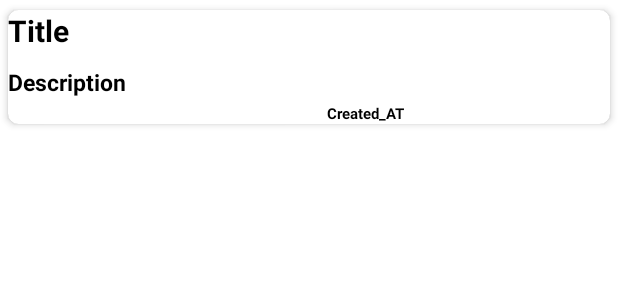
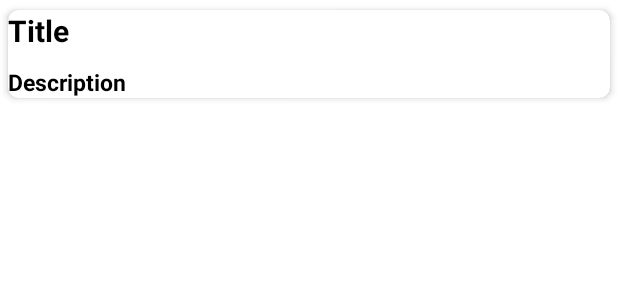
Before and after one commit to anjalisaxena1810/RoomDBwithTodo_App, an Android app: the layout layout_custom_view.xml on its own in the app's theme, with its tools: preview values and no code run, on a phone screen of 412 x 824 dp. Shown: the top 300 px of the screen. Run offline under Robolectric (Android 15) with nearby library versions, the phone set to English and light mode, and no system bars.

```diff
--- a/app/src/main/java/com/example/todousingroomdb/AppRecyclerviewAdapter.kt
+++ b/app/src/main/java/com/example/todousingroomdb/AppRecyclerviewAdapter.kt
@@ -22,7 +22,7 @@ class AppRecyclerviewAdapter(private val userList: List<User>,private val onItem
             val user = userList.get(position)
             holder.layoutCustomViewBinding.TitleView.text= user.Title
             holder.layoutCustomViewBinding.descriptionView.text= user.Description
-//            holder.layoutCustomViewBinding.time .text=student.CREATED_AT
+//            holder.layoutCustomViewBinding.time1 .text= user.CreateAt
 
 
             holder.itemView.setOnClickListener {
--- a/app/src/main/java/com/example/todousingroomdb/MainActivity.kt
+++ b/app/src/main/java/com/example/todousingroomdb/MainActivity.kt
@@ -43,7 +43,7 @@ class MainActivity : AppCompatActivity() {
 
 
 
-        binding.recyclerView.layoutManager = GridLayoutManager(this,2)
+        binding.recyclerView.layoutManager =LinearLayoutManager(this)
 
         viewModel.user.observe(this, Observer {
             val adapter = AppRecyclerviewAdapter(it, object:OnItemClickListener{
--- a/app/src/main/java/com/example/todousingroomdb/User.kt
+++ b/app/src/main/java/com/example/todousingroomdb/User.kt
@@ -13,10 +13,9 @@ data class User(
     @ColumnInfo(name ="TITLE")
     var Title:String,
     @ColumnInfo(name = "DESCRIPTION")
-    var Description:String,
+    var Description:String
 //    @ColumnInfo(name = "CREATED/MODIFIED_at")
-//    @TypeConverter(date?.toLong!)
-//     var date:String
+//   var  CreateAt : String
 
 
 
--- a/app/src/main/res/layout/activity_update.xml
+++ b/app/src/main/res/layout/activity_update.xml
@@ -80,7 +80,7 @@
 
 
             <TextView
-                android:id="@+id/textView13"
+                android:id="@+id/textView1"
                 android:layout_width="wrap_content"
                 android:layout_height="wrap_content"
                 android:text="Modified At: "
@@ -90,7 +90,7 @@
                 android:layout_marginLeft="10dp" />
 
             <DigitalClock
-                android:id="@+id/time"
+                android:id="@+id/time2"
                 android:layout_width="wrap_content"
                 android:layout_height="wrap_content"
                 android:layout_marginLeft="6dp"
--- a/app/src/main/res/layout/layout_custom_view.xml
+++ b/app/src/main/res/layout/layout_custom_view.xml
@@ -41,20 +41,21 @@
                 android:textStyle="bold"
                 android:textColor="@color/black"/>
 
-            .
 
-            <TextView
-                android:id="@+id/time"
-                android:layout_width="wrap_content"
-                android:layout_height="wrap_content"
-                android:layout_below="@+id/descriptionView"
-                android:layout_marginLeft="134dp"
-                android:layout_marginTop="3dp"
-                android:layout_toRightOf="@+id/descriptionView"
-                android:text="Created_AT"
-                android:textColor="@color/black"
-                android:textSize="10dp"
-                android:textStyle="bold" />
+
+<!--            <TextView-->
+<!--                android:id="@+id/time1"-->
+
+<!--                android:layout_width="wrap_content"-->
+<!--                android:layout_height="wrap_content"-->
+<!--                android:layout_below="@+id/descriptionView"-->
+<!--                android:layout_marginLeft="134dp"-->
+<!--                android:layout_marginTop="3dp"-->
+<!--                android:layout_toRightOf="@+id/descriptionView"-->
+<!--                android:text="Created_AT"-->
+<!--                android:textColor="@color/black"-->
+<!--                android:textSize="10dp"-->
+<!--                android:textStyle="bold" />-->
 
 
         </RelativeLayout>
```
Also changed, not shown: app/src/main/java/com/example/todousingroomdb/UpdateActivity.kt (+4 -3 lines).
